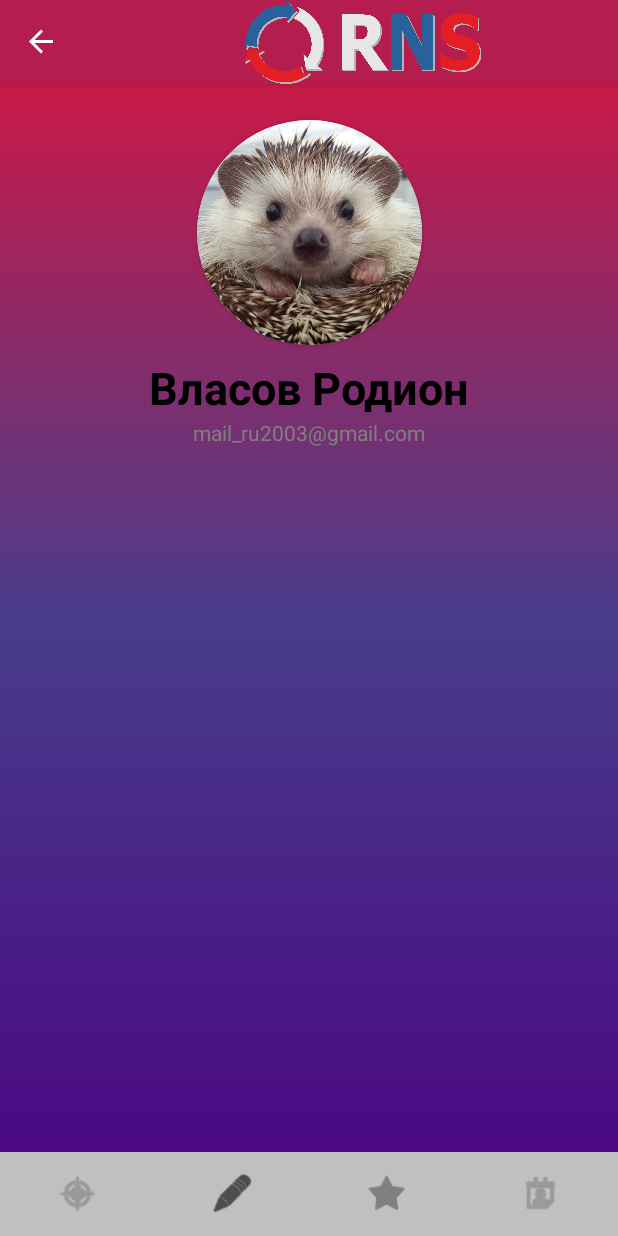
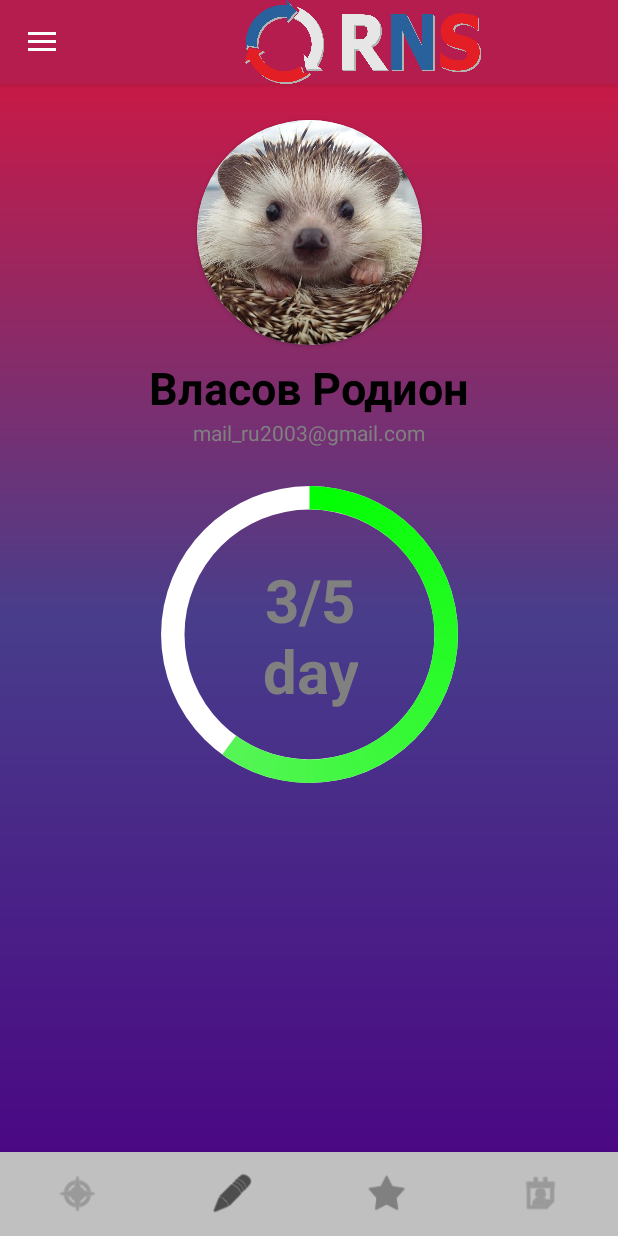
Before and after one commit to Guywash-Ka/OnboardingApp, an Android app: the ProfileFragment screen opened through its navigation route, on a phone screen of 412 x 824 dp. Run offline under Robolectric (Android 15) with nearby library versions, the light colour scheme and no system bars; our stand-ins replace navigation-ui.

Commit message:
Added progressBar to Profile

```diff
--- a/app/src/main/java/com/blackpearl/android/onboadingapp/MainActivity.kt
+++ b/app/src/main/java/com/blackpearl/android/onboadingapp/MainActivity.kt
@@ -1,15 +1,11 @@
 package com.blackpearl.android.onboadingapp
 
 import android.os.Bundle
-import android.os.Handler
-import android.widget.ProgressBar
-import android.widget.TextView
 import androidx.appcompat.app.AppCompatActivity
 import androidx.navigation.findNavController
 import androidx.navigation.fragment.NavHostFragment
 import androidx.navigation.ui.*
 import com.blackpearl.android.onboadingapp.databinding.ActivityMainBinding
-import com.google.android.material.bottomnavigation.BottomNavigationView
 
 
 class MainActivity : AppCompatActivity() {
@@ -22,33 +18,18 @@ class MainActivity : AppCompatActivity() {
         binding = ActivityMainBinding.inflate(layoutInflater)
         setContentView(binding.root)
 
-
+        val topLevelDestinations = setOf(R.id.home_fragment, R.id.profile_fragment,
+            R.id.quest_fragment, R.id.calendar_fragment,
+            R.id.challenge_fragment, R.id.register_fragment)
 
 
         val navHostFragment =
             supportFragmentManager.findFragmentById(R.id.nav_host_fragment) as NavHostFragment
         val navController = navHostFragment.navController
-        appBarConfiguration = AppBarConfiguration(navController.graph, binding.drawerLayout)
+        appBarConfiguration = AppBarConfiguration(topLevelDestinations, binding.drawerLayout)
         binding.toolbar.setupWithNavController(navController, appBarConfiguration)
         binding.navView.setupWithNavController(navController)
         binding.bottomNavigation.setupWithNavController(navController)
-
-//        val mOnNavigationItemSelectedListener = BottomNavigationView.OnNavigationItemSelectedListener { item ->
-//            when (item.itemId) {
-//                R.id.name_profile -> findNavController(R.id.nav_host_fragment).navigate(R.id.profile_fragment)
-//                R.id.image_profile -> findNavController(R.id.nav_host_fragment).navigate(R.id.profile_fragment)
-//                R.id.home_fragment -> findNavController(R.id.nav_host_fragment).navigate(R.id.home_fragment)
-//                R.id.profile_fragment -> findNavController(R.id.nav_host_fragment).navigate(R.id.profile_fragment)
-//                R.id.challenge_fragment -> findNavController(R.id.nav_host_fragment).navigate(R.id.challenge_fragment)
-//                R.id.calendar_fragment -> findNavController(R.id.nav_host_fragment).navigate(R.id.calendar_fragment)
-//            }
-//            false
-//        }
-
-//        binding.bottomNavigation.setOnItemSelectedListener(mOnNavigationItemSelectedListener)
-
-
-
     }
 
     override fun onSupportNavigateUp(): Boolean {
--- a/app/src/main/java/com/blackpearl/android/onboadingapp/ProfileFragment.kt
+++ b/app/src/main/java/com/blackpearl/android/onboadingapp/ProfileFragment.kt
@@ -1,10 +1,14 @@
 package com.blackpearl.android.onboadingapp
 
+import android.annotation.SuppressLint
 import android.os.Bundle
+import android.os.Handler
 import androidx.fragment.app.Fragment
 import android.view.LayoutInflater
 import android.view.View
 import android.view.ViewGroup
+import android.widget.ProgressBar
+import android.widget.TextView
 
 // TODO: Rename parameter arguments, choose names that match
 // the fragment initialization parameters, e.g. ARG_ITEM_NUMBER
@@ -34,7 +38,17 @@ class ProfileFragment : Fragment() {
         savedInstanceState: Bundle?
     ): View? {
         // Inflate the layout for this fragment
-        return inflater.inflate(R.layout.fragment_profile, container, false)
+        // TEST CODE
+        val view = inflater.inflate(R.layout.fragment_profile, container, false)
+        val txtProgress: TextView = view.findViewById(R.id.txtProgress)
+        val progressBar: ProgressBar = view.findViewById(R.id.progressBar)
+        var dayNumber: Int = 3
+        val daysAmount = 5
+        progressBar.progress = 100 / daysAmount * dayNumber
+        txtProgress.text = "$dayNumber/$daysAmount\nday"
+        // END OF TEST CODE
+
+        return view
     }
 
     companion object {
--- /dev/null
+++ b/app/src/main/res/drawable/custom_progressbar_drawable.xml
@@ -0,0 +1,26 @@
+<?xml version="1.0" encoding="utf-8"?>
+<layer-list xmlns:android="http://schemas.android.com/apk/res/android">
+    <item>
+        <shape
+            android:shape="ring"
+            android:thicknessRatio="16"
+            android:useLevel="false">
+            <solid android:color="@color/white" />
+        </shape>
+    </item>
+    <item>
+        <rotate
+            android:fromDegrees="270"
+            android:toDegrees="270">
+            <shape
+                android:shape="ring"
+                android:thicknessRatio="16"
+                android:useLevel="true">
+                <gradient
+                    android:endColor="@color/light_green"
+                    android:startColor="@color/green"
+                    android:type="sweep" />
+            </shape>
+        </rotate>
+    </item>
+</layer-list>
--- a/app/src/main/res/layout/fragment_profile.xml
+++ b/app/src/main/res/layout/fragment_profile.xml
@@ -44,6 +44,7 @@
         app:layout_constraintTop_toBottomOf="@+id/cardView2" />
 
     <TextView
+        android:id="@+id/textView2"
         android:layout_width="wrap_content"
         android:layout_height="wrap_content"
         android:text="@string/Additional_info"
@@ -52,5 +53,34 @@
         app:layout_constraintStart_toStartOf="parent"
         app:layout_constraintTop_toBottomOf="@+id/textView" />
 
+    <ProgressBar
+        android:id="@+id/progressBar"
+        style="?android:attr/progressBarStyleHorizontal"
+        android:layout_width="250dp"
+        android:layout_height="250dp"
+        android:layout_centerInParent="true"
+        android:indeterminate="false"
+        android:max="100"
+        android:progress="0"
+        android:progressDrawable="@drawable/custom_progressbar_drawable"
+        android:secondaryProgress="0"
+        app:layout_constraintEnd_toEndOf="parent"
+        app:layout_constraintStart_toStartOf="parent"
+        app:layout_constraintTop_toBottomOf="@+id/textView2" />
+
+    <TextView
+        android:id="@+id/txtProgress"
+        android:layout_width="wrap_content"
+        android:layout_height="wrap_content"
+        android:text="@string/progressText"
+        android:textStyle="bold"
+        android:textSize="40sp"
+        android:textAlignment="center"
+        android:textColor="@color/grey"
+        app:layout_constraintBottom_toBottomOf="@+id/progressBar"
+        app:layout_constraintEnd_toEndOf="@+id/progressBar"
+        app:layout_constraintStart_toStartOf="@+id/progressBar"
+        app:layout_constraintTop_toTopOf="@+id/progressBar" />
+
 
 </androidx.constraintlayout.widget.ConstraintLayout>
--- a/app/src/main/res/values/colors.xml
+++ b/app/src/main/res/values/colors.xml
@@ -8,4 +8,6 @@
     <color name="black">#FF000000</color>
     <color name="white">#FFFFFFFF</color>
     <color name="grey">#808080</color>
+    <color name="green">#00FF00</color>
+    <color name="light_green">#90EE90</color>
 </resources>
--- a/app/src/main/res/values/strings.xml
+++ b/app/src/main/res/values/strings.xml
@@ -12,4 +12,5 @@
     <string name="Additional_info">mail_ru2003@gmail.com</string>
     <string name="profile_image_description">Profile Image</string>
     <string name="rns_logo">RNS_logo</string>
+    <string name="progressText">5/7\ndays</string>
 </resources>
```
